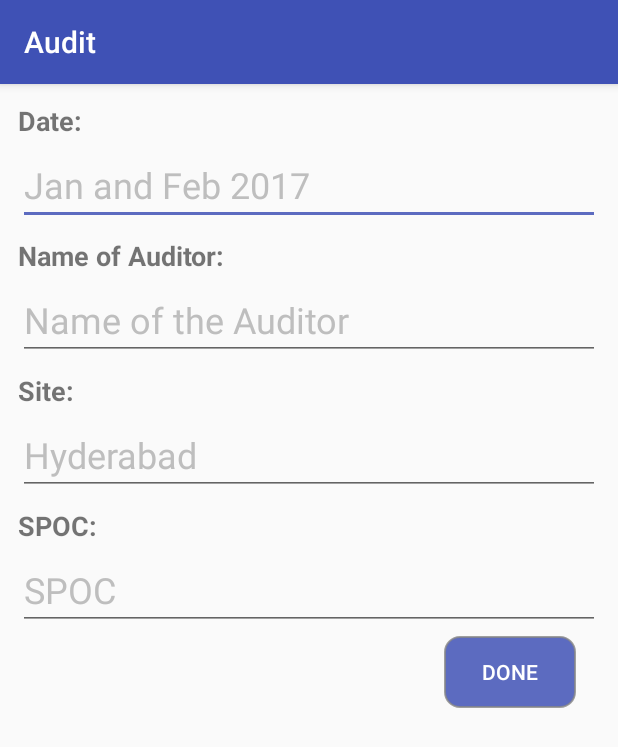
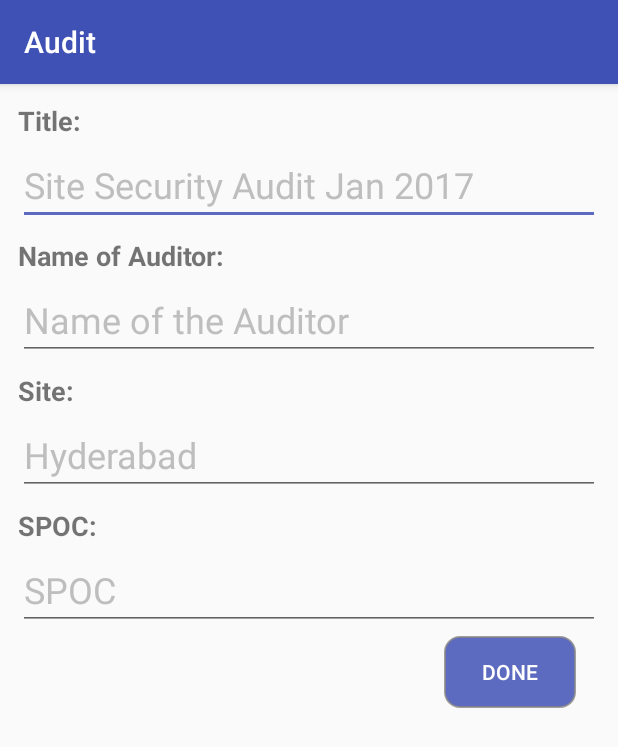
Before and after one commit to kamalakarrao/Audit, an Android app: the AuditDetails screen opened directly, with no data from a screen before it, after a tap on "DONE", on a phone screen of 412 x 824 dp. Shown: the top 747 px of the screen. Run offline under Robolectric (Android 15) with nearby library versions, the phone set to English and light mode, and no system bars.

Commit message:
Changed date to title

```diff
--- a/app/src/main/java/com/hksapps/audit/AuditDetails.java
+++ b/app/src/main/java/com/hksapps/audit/AuditDetails.java
@@ -18,7 +18,7 @@ import java.util.Set;
 public class AuditDetails extends AppCompatActivity {
 
     public static String audit_db_name;
-    private EditText date, name_of_auditor, site, spoc;
+    private EditText title, name_of_auditor, site, spoc;
     private Button done;
     private DatabaseHandler db;
     private ArrayList<String> no_of_dbs;
@@ -31,7 +31,7 @@ public class AuditDetails extends AppCompatActivity {
 
         context=this;
 
-        date = (EditText) findViewById(R.id.date);
+        title = (EditText) findViewById(R.id.title);
         name_of_auditor = (EditText) findViewById(R.id.nameofauditor);
         site = (EditText) findViewById(R.id.site);
         spoc = (EditText) findViewById(R.id.spoc);
@@ -45,9 +45,9 @@ public class AuditDetails extends AppCompatActivity {
             @Override
             public void onClick(View view) {
 
-                if (date.getText().toString().trim().length() > 0 && site.getText().toString().trim().length() > 0) {
+                if (title.getText().toString().trim().length() > 0 && site.getText().toString().trim().length() > 0) {
 
-                    if (!(date.getText().toString().matches("") && name_of_auditor.getText().toString().matches("") && site.getText().toString().matches("") && spoc.getText().toString().matches(""))) {
+                    if (!(title.getText().toString().matches("") && name_of_auditor.getText().toString().matches("") && site.getText().toString().matches("") && spoc.getText().toString().matches(""))) {
 
                         SharedPreferences pref = getApplicationContext().getSharedPreferences("MyPref", 0); // 0 - for private mode
                         SharedPreferences.Editor editor = pref.edit();
@@ -55,14 +55,14 @@ public class AuditDetails extends AppCompatActivity {
                         Set<String> set1 = new HashSet<String>();
                         set1 = pref.getStringSet("no_of_databases", new HashSet<String>());
                         no_of_dbs = new ArrayList<>();
-                        //   set1.add(("Audit_" + date.getText().toString().toLowerCase() + "_" + site.getText().toString().toLowerCase()).trim());
+                        //   set1.add(("Audit_" + title.getText().toString().toLowerCase() + "_" + site.getText().toString().toLowerCase()).trim());
                         final Iterator it = set1.iterator();
                         while (it.hasNext()) {
 
                             no_of_dbs.add(it.next().toString());
                         }
 
-                        no_of_dbs.add(("Audit_" + date.getText().toString().toLowerCase() + "_" + site.getText().toString().toLowerCase()).trim());
+                        no_of_dbs.add(("Audit_" + title.getText().toString().toLowerCase() + "_" + site.getText().toString().toLowerCase()).trim());
 
                         Set<String> set = new HashSet<String>();
                         set.addAll(no_of_dbs);
@@ -71,14 +71,14 @@ public class AuditDetails extends AppCompatActivity {
                         editor.commit();
 
 
-                        editor.putString("database_name", ("Audit_" + date.getText().toString().toLowerCase() + "_" + site.getText().toString().toLowerCase()).trim());
+                        editor.putString("database_name", ("Audit_" + title.getText().toString().toLowerCase() + "_" + site.getText().toString().toLowerCase()).trim());
                         editor.commit();
 
-                        audit_db_name = ("Audit_" + date.getText().toString().toLowerCase() + "_" + site.getText().toString().toLowerCase()).trim();
+                        audit_db_name = ("Audit_" + title.getText().toString().toLowerCase() + "_" + site.getText().toString().toLowerCase()).trim();
 
                         db = new DatabaseHandler(context, audit_db_name);
 
-                        db.addAuditDetails(new CheckList("Date: " + date.getText().toString()));
+                        db.addAuditDetails(new CheckList("Date: " + title.getText().toString()));
                         db.addAuditDetails(new CheckList("Name of Auditor: " + name_of_auditor.getText().toString()));
                         db.addAuditDetails(new CheckList("Site: " + site.getText().toString()));
                         db.addAuditDetails(new CheckList("SPOC: " + spoc.getText().toString()));
--- a/app/src/main/res/layout/activity_audit_details.xml
+++ b/app/src/main/res/layout/activity_audit_details.xml
@@ -20,16 +20,16 @@
             android:layout_height="wrap_content"
             android:layout_marginLeft="4dp"
             android:layout_marginTop="4dp"
-            android:text="Date:"
+            android:text="Title:"
             android:textSize="18sp"
             android:textStyle="bold" />
 
         <EditText
-        android:id="@+id/date"
+        android:id="@+id/title"
             android:layout_width="match_parent"
         android:layout_height="wrap_content"
             android:layout_margin="4dp"
-            android:hint="Jan and Feb 2017"
+            android:hint="Site Security Audit Jan 2017"
             android:textColorHint="#BEBEBE"
         android:textSize="24sp" />
 
```
